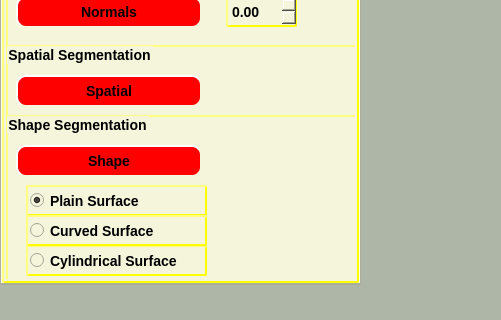
This is forms/mainwindow.ui in pranjal23/osg2citygml as Qt 5 draws it before an edit; both pictures show x 0 to 501 and y 376 to 696 of the 974 by 696 pixel window. The edited form follows.
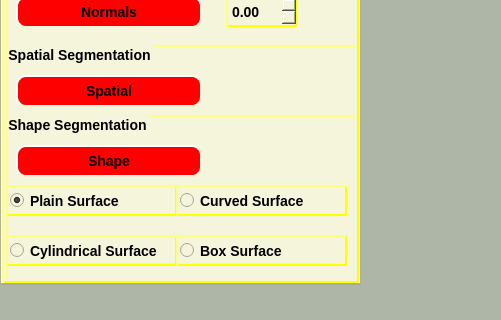
This is the edited form. The open tabs and pages were chosen to show the change. Icons and pictures are not drawn. Custom widgets are drawn as their Qt base class.

Commit message: [Changes] - Changes in the UI, to add functionality later

Diff of the .ui file:
```diff
--- a/forms/mainwindow.ui
+++ b/forms/mainwindow.ui
@@ -1905,9 +1905,9 @@
         <widget class="QRadioButton" name="cylindricalRb">
          <property name="geometry">
           <rect>
-           <x>20</x>
-           <y>130</y>
-           <width>181</width>
+           <x>0</x>
+           <y>120</y>
+           <width>171</width>
            <height>31</height>
           </rect>
          </property>
@@ -2078,9 +2078,9 @@
         <widget class="QRadioButton" name="plainRb">
          <property name="geometry">
           <rect>
-           <x>20</x>
+           <x>0</x>
            <y>70</y>
-           <width>181</width>
+           <width>171</width>
            <height>31</height>
           </rect>
          </property>
@@ -2094,9 +2094,9 @@
         <widget class="QRadioButton" name="curvedSurfaceRb">
          <property name="geometry">
           <rect>
-           <x>20</x>
-           <y>100</y>
-           <width>181</width>
+           <x>170</x>
+           <y>70</y>
+           <width>171</width>
            <height>31</height>
           </rect>
          </property>
@@ -2104,6 +2104,19 @@
           <string>Curved Surface</string>
          </property>
         </widget>
+        <widget class="QRadioButton" name="boxRB">
+         <property name="geometry">
+          <rect>
+           <x>170</x>
+           <y>120</y>
+           <width>171</width>
+           <height>31</height>
+          </rect>
+         </property>
+         <property name="text">
+          <string>Box Surface</string>
+         </property>
+        </widget>
        </widget>
       </widget>
      </widget>
```
Left out of the diff: 196 changed lines with no effect on the pictures. The commit also changes 1 other file.
